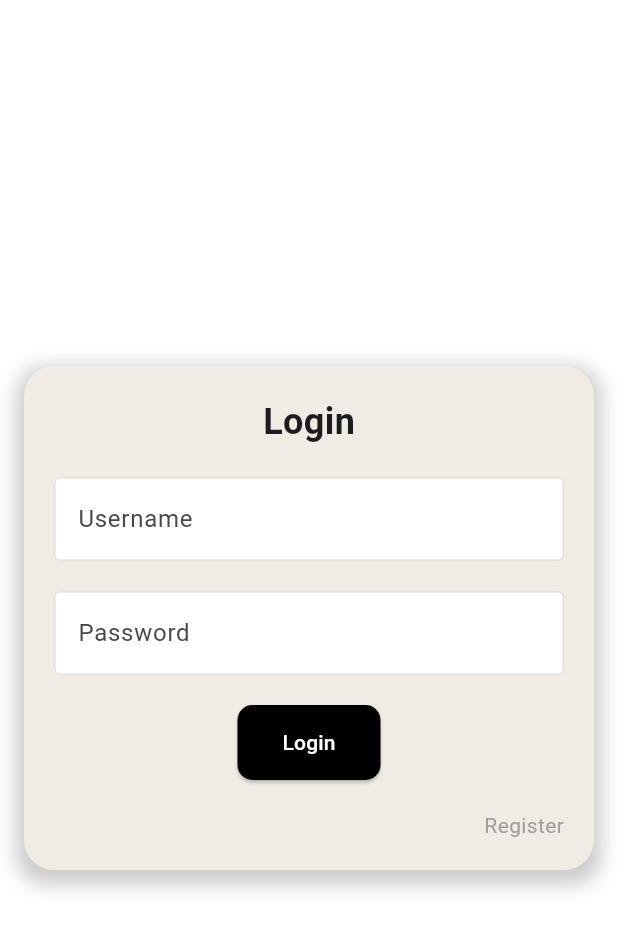
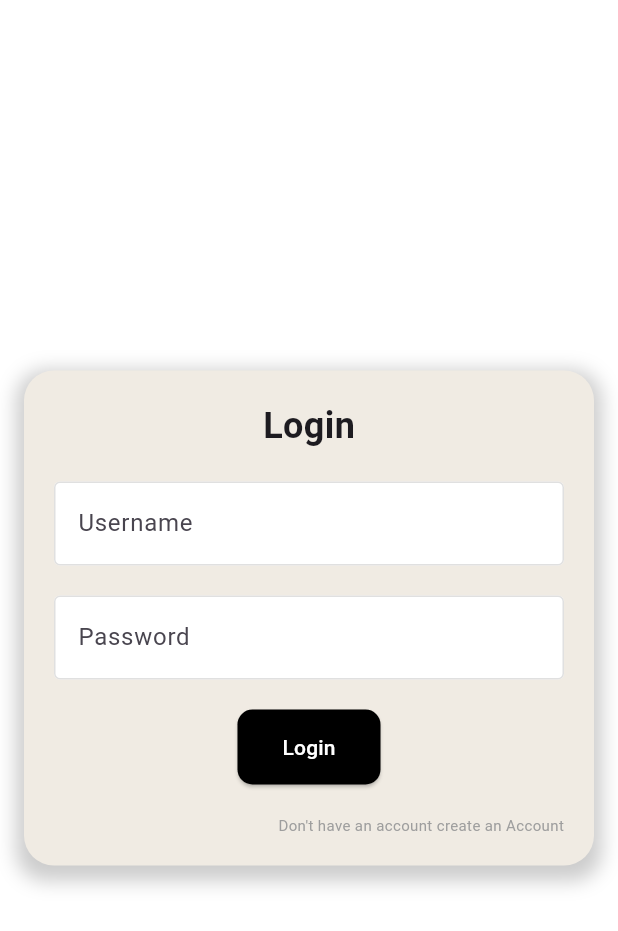
Before and after one commit to Srrtx/project_mobileapp, a Flutter app: the LoginPage screen opened directly, on a phone screen of 412 x 824 dp. Shown: the top 931 px of the screen. Run offline on Flutter 3.47's test engine with Material 3 defaults, Android fonts, the phone set to English and light mode, and no system bars.

Commit message:
Update Login.dart

```diff
--- a/lib/Login.dart
+++ b/lib/Login.dart
@@ -110,9 +110,10 @@ class LoginPage extends StatelessWidget {
                         );
                       },
                       child: Text(
-                        'Register',
+                        "Don't have an account create an Account",
                         style: TextStyle(
                           color: Colors.grey,
+                          fontSize: 10,
                         ),
                       ),
                     ),
```
